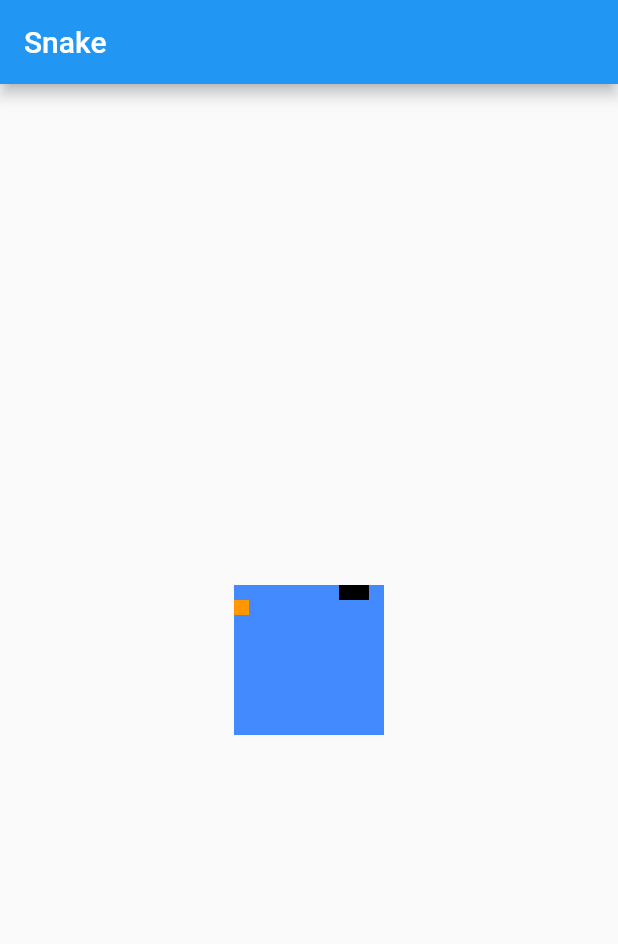
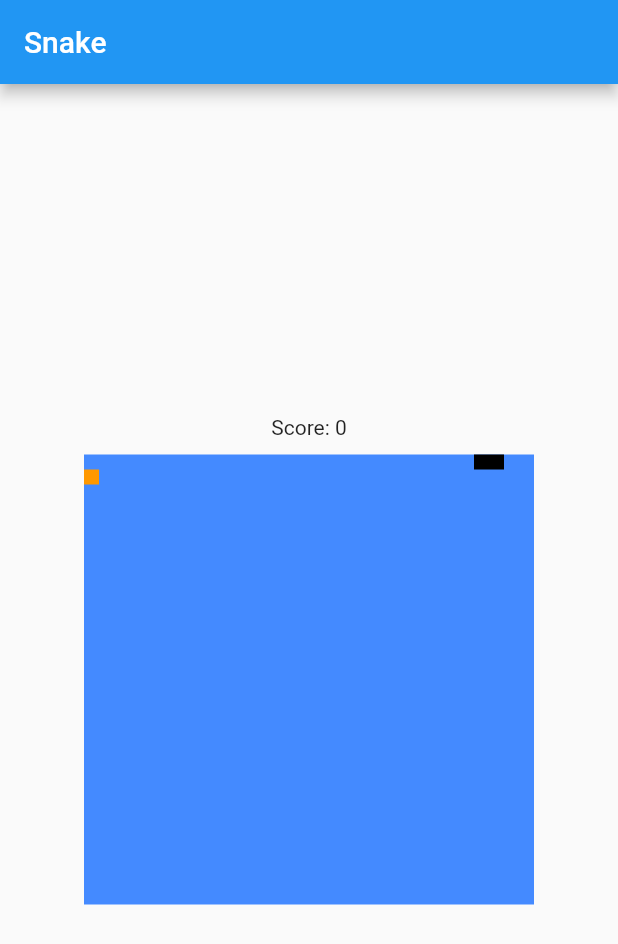
Before and after one commit to im-ling/flutter_game, a Flutter app: the screen it shows after launch, on a phone screen of 412 x 824 dp. Shown: the top 944 px of the screen. Run offline on Flutter 3.47's test engine with Material 2 defaults, Android fonts, the phone set to English and light mode, and no system bars.

Commit message:
feat: 加上重试和score

```diff
--- a/lib/snake_game.dart
+++ b/lib/snake_game.dart
@@ -6,6 +6,8 @@ import 'package:flutter/services.dart';
 
 enum Direction { up, down, left, right }
 
+enum GameState { running, dead }
+
 class SnakeGmePage extends StatefulWidget {
   const SnakeGmePage({super.key});
 
@@ -13,8 +15,8 @@ class SnakeGmePage extends StatefulWidget {
   State<SnakeGmePage> createState() => _SnakeGmePageState();
 }
 
-double maxWidth = 100;
-double maxHeight = 100;
+double maxWidth = 300;
+double maxHeight = 300;
 
 class _SnakeGmePageState extends State<SnakeGmePage> {
   String title = "Snake";
@@ -28,6 +30,9 @@ class _SnakeGmePageState extends State<SnakeGmePage> {
   List<Offset> snakeList = [const Offset(50, 0), const Offset(60, 0)];
 
   bool isAutoGame = false;
+
+  int score = 0;
+  GameState gameState = GameState.running;
 
   Direction autoGame(Offset snakeHead) {
     var newDirection = direction;
@@ -57,7 +62,7 @@ class _SnakeGmePageState extends State<SnakeGmePage> {
 
   @override
   void initState() {
-    Timer.periodic(const Duration(milliseconds: 50), (timer) {
+    Timer.periodic(const Duration(milliseconds: 200), (timer) {
       final snakeHead = snakeList[0];
       var newDirection = direction;
       if (isAutoGame) newDirection = autoGame(snakeHead);
@@ -86,10 +91,17 @@ class _SnakeGmePageState extends State<SnakeGmePage> {
         newSnakeList.add(snakeList.last);
         snakeList = newSnakeList;
         ball = newBall();
+        score += 1;
       }
       snakeList = newSnakeList;
       direction = newDirection;
 
+      for (int i = 1; i < snakeList.length; i++) {
+        if (snakeList[i].dx == snakeList[0].dx &&
+            snakeList[i].dy == snakeList[0].dy) {
+          gameState = GameState.dead;
+        }
+      }
       setState(() {});
     });
     // TODO: implement initState
@@ -135,10 +147,18 @@ class _SnakeGmePageState extends State<SnakeGmePage> {
           direction = newDirection;
         });
       },
-      child: Container(
+      child: Column(
+        mainAxisAlignment: MainAxisAlignment.center,
+        crossAxisAlignment: CrossAxisAlignment.center,
+        children: [
+          Text("Score: $score"),
+          const SizedBox(
+            height: 10,
+          ),
+          Container(
             color: Colors.blueAccent,
-        width: maxWidth.toDouble(),
-        height: maxHeight.toDouble(),
+            width: maxWidth,
+            height: maxHeight,
             child: Stack(
               children: snakeList
                   .map(
@@ -160,12 +180,50 @@ class _SnakeGmePageState extends State<SnakeGmePage> {
                 )),
             ),
           ),
+        ],
+      ),
     );
   }
 
   Offset addjust(Offset offset) {
     // return offset;
     return Offset(offset.dx + size / 2.0, offset.dy + size / 2);
+  }
+
+  Widget buildDead() {
+    return Container(
+      decoration: BoxDecoration(
+        border: Border.all(width: 1, color: Colors.black),
+      ),
+      // color: Colors.blueAccent,
+      width: maxWidth,
+      height: maxHeight,
+      child: Center(
+          child: Column(
+        mainAxisAlignment: MainAxisAlignment.center,
+        children: [
+          Text("High Scores:$score"),
+          const SizedBox(
+            height: 5,
+          ),
+          const Text("Game Over"),
+          TextButton(
+            onPressed: () {
+              reset();
+            },
+            child: const Text("Retry"),
+          )
+        ],
+      )),
+    );
+  }
+
+  void reset() {
+    ball = Offset(0, 10);
+    direction = Direction.left;
+    snakeList = [const Offset(50, 0), const Offset(60, 0)];
+    score = 0;
+    gameState = GameState.running;
   }
 
   @override
@@ -180,7 +238,7 @@ class _SnakeGmePageState extends State<SnakeGmePage> {
         height: double.infinity,
         width: double.infinity,
         child: Center(
-          child: buildGame(),
+          child: gameState == GameState.running ? buildGame() : buildDead(),
         ),
       ),
     );
```
Lines whose indentation alone changed are shown as unchanged.
